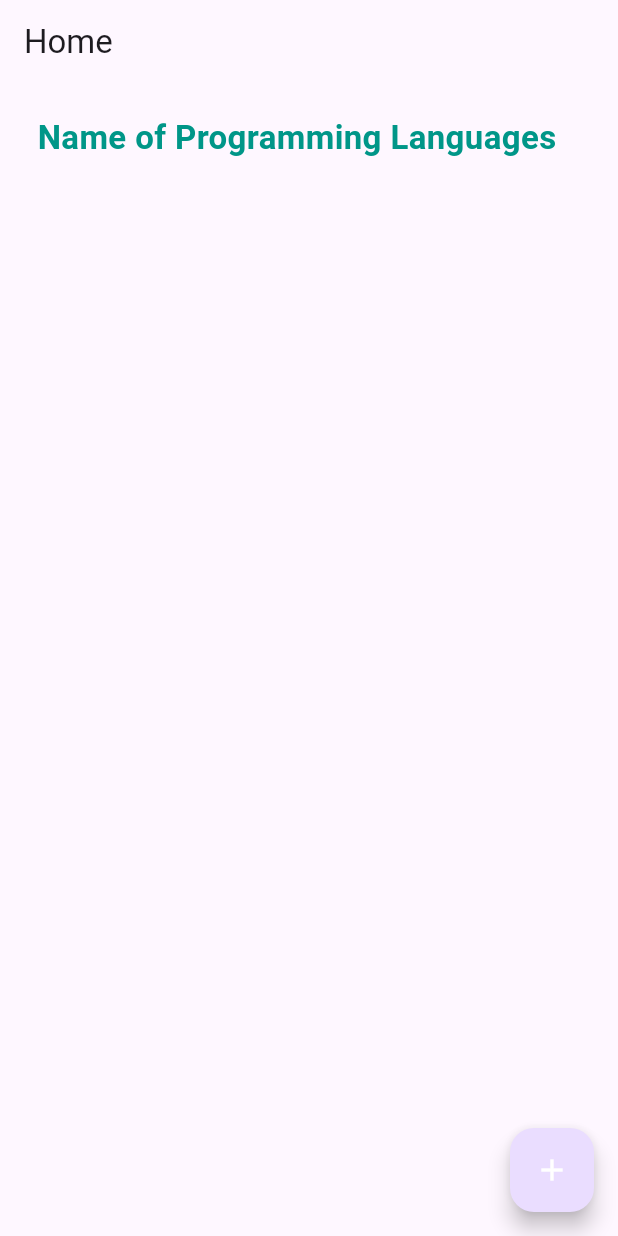
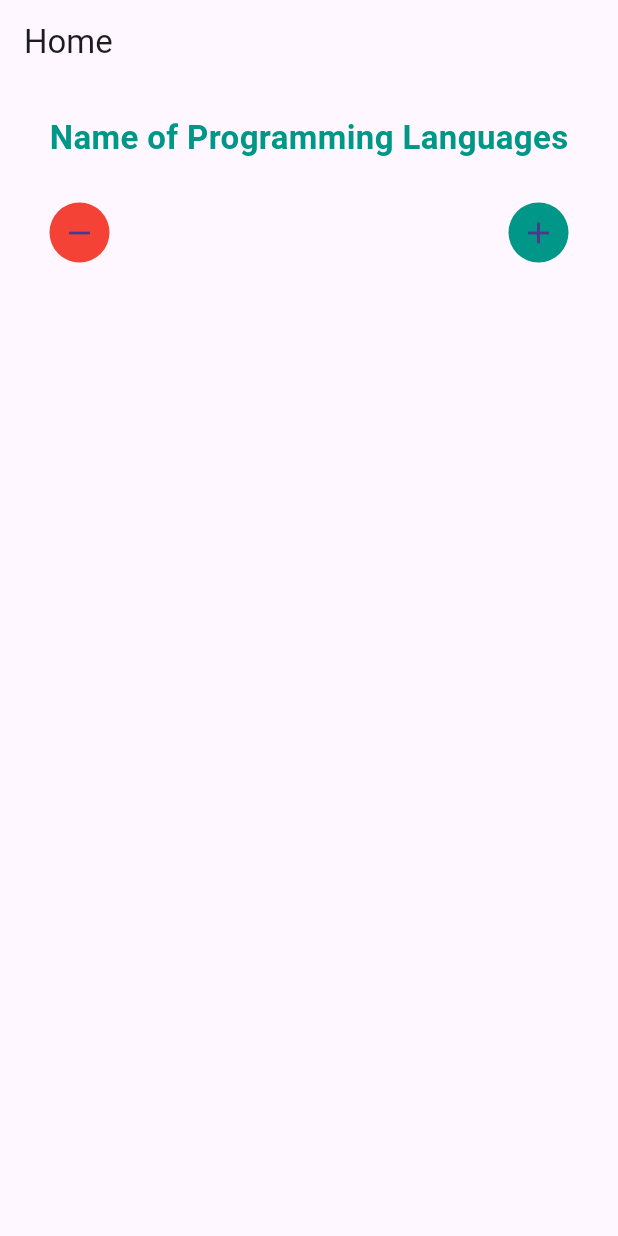
Before and after one commit to iamVictorSam/flutter-dynamic-forms, a Flutter app: the screen it shows after launch, on a phone screen of 412 x 824 dp. Run offline on Flutter 3.47's test engine with Material 2 defaults, Android fonts, the phone set to English and light mode, and no system bars.

Commit message:
added btn

```diff
--- a/lib/home.dart
+++ b/lib/home.dart
@@ -10,20 +10,12 @@ class HomeScreen extends StatefulWidget {
 class _HomeScreenState extends State<HomeScreen> {
   int _formCount = 0;
   final List<Map<String, dynamic>> _values = [];
-  String? _result = '';
+  String? _data = '';
 
   @override
   Widget build(BuildContext context) {
     return Scaffold(
       appBar: AppBar(title: const Text('Home')),
-      floatingActionButton: FloatingActionButton(
-        child: const Icon(Icons.add, color: Colors.white),
-        onPressed: () async {
-          setState(() {
-            _formCount++;
-          });
-        },
-      ),
       body: SingleChildScrollView(
         child: Padding(
           padding: const EdgeInsets.symmetric(horizontal: 25.0),
@@ -38,8 +30,9 @@ class _HomeScreenState extends State<HomeScreen> {
                       fontSize: 22)),
               const SizedBox(height: 20),
               ...List.generate(_formCount, (index) => _form(index)),
+              buttonRow(),
               const SizedBox(height: 10),
-              Text(_result!),
+              Text(_data!),
               const SizedBox(height: 30),
             ],
           ),
@@ -48,22 +41,47 @@ class _HomeScreenState extends State<HomeScreen> {
     );
   }
 
-  Widget _form(int key) {
-    return Padding(
+  Padding _form(int key) => Padding(
         padding: const EdgeInsets.only(bottom: 10.0),
         child: TextFormField(
           decoration: InputDecoration(hintText: 'Form ${key + 1}'),
           onChanged: (val) => _onUpdate(key, val),
         ),
       );
-  }
 
-  _onUpdate(int key, String val) {
+  Row buttonRow() => Row(
+        mainAxisAlignment: MainAxisAlignment.spaceBetween,
+        crossAxisAlignment: CrossAxisAlignment.center,
+        children: [
+          IconButton(
+              onPressed: () {
+                setState(() => _formCount--);
+              },
+              icon: const CircleAvatar(
+                backgroundColor: Colors.red,
+                child: Icon(
+                  Icons.remove,
+                ),
+              )),
+          IconButton(
+              onPressed: () {
+                setState(() => _formCount++);
+              },
+              icon: const CircleAvatar(
+                backgroundColor: Colors.teal,
+                child: Icon(
+                  Icons.add,
+                ),
+              )),
+        ],
+      );
+
+  void _onUpdate(int key, String val) {
     void addJson() {
       Map<String, dynamic> json = {'id': key, 'value': val};
       _values.add(json);
       setState(() {
-        _result = _values.toString();
+        _data = _values.toString();
       });
     }
 
@@ -74,7 +92,7 @@ class _HomeScreenState extends State<HomeScreen> {
         if (map["id"] == key) {
           _values[key]['value'] = val;
           setState(() {
-            _result = _values.toString();
+            _data = _values.toString();
           });
           break;
         }
```
Lines whose indentation alone changed are shown as unchanged.
